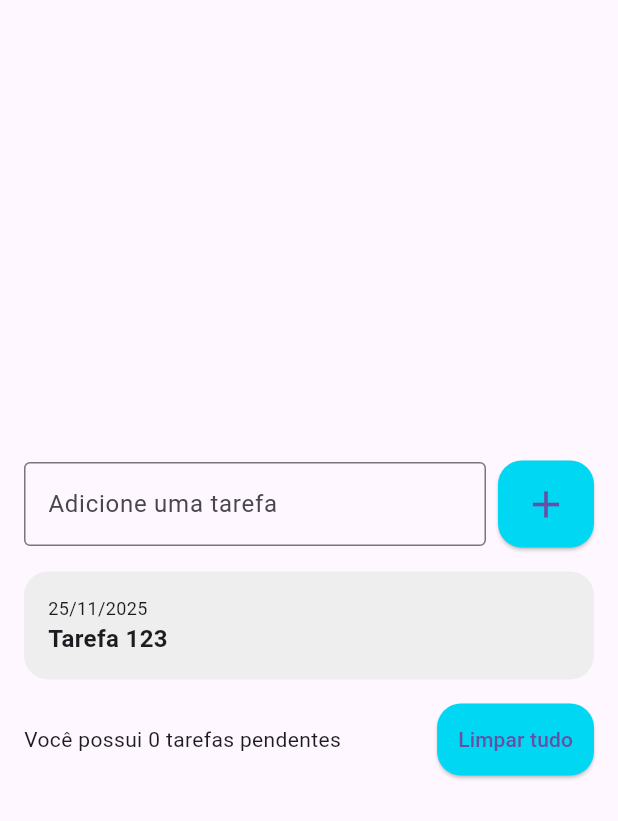
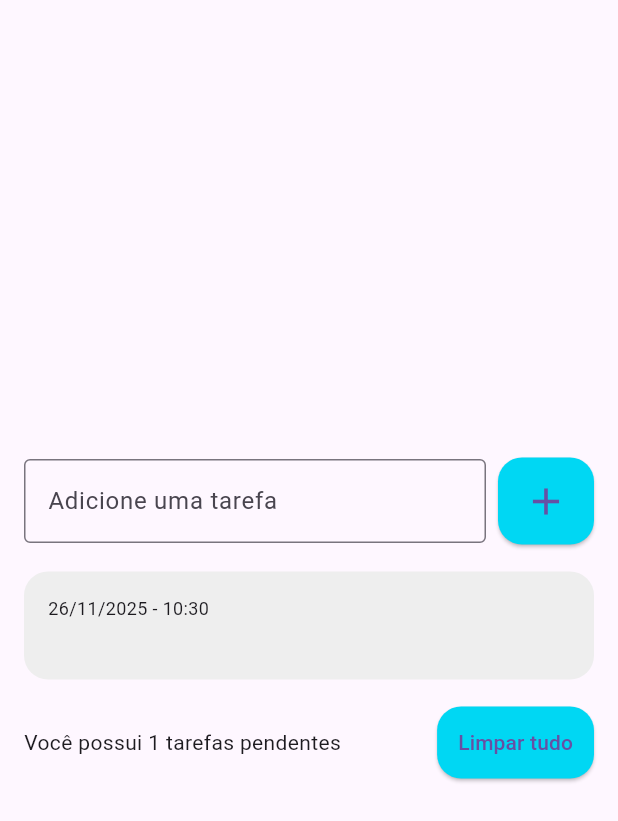
Before and after one commit to brunooyamada/todo_list, a Flutter app: the screen it shows after launch, after a tap on the "add" icon, on a phone screen of 412 x 824 dp. Shown: the top 821 px of the screen. Run offline on Flutter 3.47's test engine with Material 3 defaults, Android fonts, the phone set to English and light mode, and no system bars.

Commit message:
99. Trabalhando com Datas e Horas

```diff
--- a/lib/main.dart
+++ b/lib/main.dart
@@ -10,6 +10,6 @@ class MyApp extends StatelessWidget {
 
   @override
   Widget build(BuildContext context) {
-    return MaterialApp(home: TodoListPage());
+    return MaterialApp(debugShowCheckedModeBanner: false, home: TodoListPage());
   }
 }
--- /dev/null
+++ b/lib/models/todo.dart
@@ -0,0 +1,6 @@
+class Todo {
+  Todo({required this.title, required this.dateTime});
+
+  String title;
+  DateTime dateTime;
+}
--- a/lib/pages/todo_list_page.dart
+++ b/lib/pages/todo_list_page.dart
@@ -1,4 +1,5 @@
 import 'package:flutter/material.dart';
+import 'package:todo_list/models/todo.dart';
 import 'package:todo_list/widgets/todo_list_item.dart';
 
 class TodoListPage extends StatefulWidget {
@@ -11,14 +12,15 @@ class TodoListPage extends StatefulWidget {
 class _TodoListPageState extends State<TodoListPage> {
   final TextEditingController todoController = TextEditingController();
 
-  List<String> todos = [];
+  List<Todo> todos = [];
 
   @override
   Widget build(BuildContext context) {
-    return Scaffold(
+    return SafeArea(
+      child: Scaffold(
         body: Center(
           child: Padding(
-          padding: const EdgeInsets.symmetric(horizontal: 16),
+            padding: const EdgeInsets.all(16),
             child: Column(
               mainAxisSize: MainAxisSize.min,
               children: [
@@ -39,7 +41,11 @@ class _TodoListPageState extends State<TodoListPage> {
                       onPressed: () {
                         String text = todoController.text;
                         setState(() {
-                        todos.add(text);
+                          Todo newTodo = Todo(
+                            title: text,
+                            dateTime: DateTime.now(),
+                          );
+                          todos.add(newTodo);
                         });
                         todoController.clear();
                       },
@@ -58,13 +64,19 @@ class _TodoListPageState extends State<TodoListPage> {
                 Flexible(
                   child: ListView(
                     shrinkWrap: true,
-                  children: [for (String todo in todos) TodoListItem()],
+                    children: [
+                      for (Todo todo in todos) TodoListItem(todo: todo),
+                    ],
                   ),
                 ),
                 SizedBox(height: 16),
                 Row(
                   children: [
-                  Expanded(child: Text('Você possui 0 tarefas pendentes')),
+                    Expanded(
+                      child: Text(
+                        'Você possui ${todos.length} tarefas pendentes',
+                      ),
+                    ),
                     SizedBox(width: 8),
                     ElevatedButton(
                       onPressed: () {},
@@ -83,6 +95,7 @@ class _TodoListPageState extends State<TodoListPage> {
             ),
           ),
         ),
+      ),
     );
   }
 }
--- a/lib/widgets/todo_list_item.dart
+++ b/lib/widgets/todo_list_item.dart
@@ -1,7 +1,12 @@
 import 'package:flutter/material.dart';
+import 'package:intl/intl.dart';
+
+import '../models/todo.dart';
 
 class TodoListItem extends StatelessWidget {
-  const TodoListItem({super.key});
+  const TodoListItem({super.key, required this.todo});
+
+  final Todo todo;
 
   @override
   Widget build(BuildContext context) {
@@ -10,13 +15,17 @@ class TodoListItem extends StatelessWidget {
         borderRadius: BorderRadius.circular(16),
         color: Colors.grey[200],
       ),
+      margin: const EdgeInsets.symmetric(vertical: 2),
       padding: const EdgeInsets.all(16),
       child: Column(
         crossAxisAlignment: CrossAxisAlignment.start,
         children: [
-          Text('25/11/2025', style: TextStyle(fontSize: 12)),
           Text(
-            'Tarefa 123',
+            DateFormat('dd/MM/yyyy - HH:mm').format(todo.dateTime),
+            style: TextStyle(fontSize: 12),
+          ),
+          Text(
+            todo.title,
             style: TextStyle(fontSize: 16, fontWeight: FontWeight.w600),
           ),
         ],
--- a/pubspec.yaml
+++ b/pubspec.yaml
@@ -9,6 +9,7 @@ environment:
 dependencies:
   flutter:
     sdk: flutter
+  intl: ^0.20.2
 
 dev_dependencies:
   flutter_test:
```
Also changed, not shown: pubspec.lock. Lines whose indentation alone changed are shown as unchanged.
